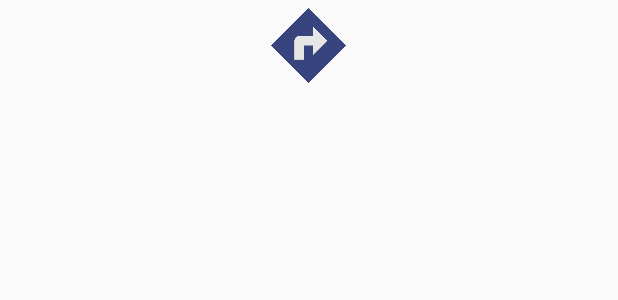
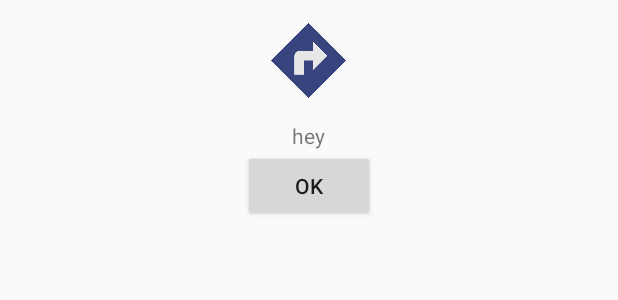
Before and after one commit to kirilhristov91/HCI4, an Android app: the layout instructions_alert.xml on its own in the app's theme, with its tools: preview values and no code run, on a phone screen of 412 x 824 dp. Shown: the top 300 px of the screen. Run offline under Robolectric (Android 15) with nearby library versions, the phone set to English and light mode, and no system bars.

Commit message:
update instruction pop up

```diff
--- a/app/src/main/java/com/hci4/Feedback.java
+++ b/app/src/main/java/com/hci4/Feedback.java
@@ -29,8 +29,6 @@ public class Feedback extends AppCompatActivity implements View.OnClickListener
 
         Button feedbackButton = (Button) findViewById(R.id.feedbackButton);
         feedbackButton.setOnClickListener(this);
-
-
     }
 
     @Override
--- a/app/src/main/res/layout/instructions_alert.xml
+++ b/app/src/main/res/layout/instructions_alert.xml
@@ -1,10 +1,8 @@
 <?xml version="1.0" encoding="utf-8"?>
-<ScrollView xmlns:android="http://schemas.android.com/apk/res/android"
+<RelativeLayout xmlns:android="http://schemas.android.com/apk/res/android"
     android:orientation="vertical" android:layout_width="match_parent"
-    android:layout_height="match_parent">
-
-    <RelativeLayout android:layout_width="match_parent"
-        android:layout_height="wrap_content">
+    android:layout_height="wrap_content"
+    android:padding="10dp">
         <ImageView
             android:layout_centerHorizontal="true"
             android:layout_width="50dp"
@@ -12,6 +10,28 @@
             android:id="@+id/directionsIcon"
             android:layout_marginTop="5dp"
             android:src="@drawable/directions"/>
+    <ScrollView android:layout_width="wrap_content"
+            android:layout_height="wrap_content"
+            android:layout_below="@+id/directionsIcon"
+            android:layout_centerHorizontal="true"
+        android:id="@+id/scrollInst">
 
-    </RelativeLayout>
-</ScrollView>
+    <TextView
+        android:layout_marginTop="15dp"
+        android:layout_width="wrap_content"
+        android:layout_height="wrap_content"
+        android:text="hey"
+        android:id="@+id/textInstr"
+        android:layout_below="@+id/directionsIcon"
+        android:layout_centerHorizontal="true" />
+    </ScrollView>
+
+    <Button
+        android:layout_centerHorizontal="true"
+        android:layout_below="@+id/scrollInst"
+        android:layout_width="wrap_content"
+        android:layout_height="wrap_content"
+        android:id="@+id/buttonInstructions"
+        android:text="OK" />
+
+</RelativeLayout>
--- a/app/src/main/res/values/strings.xml
+++ b/app/src/main/res/values/strings.xml
@@ -12,4 +12,5 @@
     <string name="google_maps_key">AIzaSyB1ObQ929yZ9Jzjklt0r5H9JTFNuOFj630</string>
     <string name="title_activity_feedback">Feedback</string>
     <string name="FeedbackText">Share your thoughts about this app!</string>
+    <string name="title_activity_settings">Settings</string>
 </resources>
```
Also changed, not shown: app/src/main/AndroidManifest.xml (+16 -12 lines), app/src/main/java/com/hci4/MapsActivity.java (+32 -2 lines), app/src/main/java/com/hci4/Settings.java (added, +22 -0 lines), app/src/main/res/layout/activity_settings.xml (added, +20 -0 lines), app/src/main/res/layout/content_settings.xml (added, +30 -0 lines).
